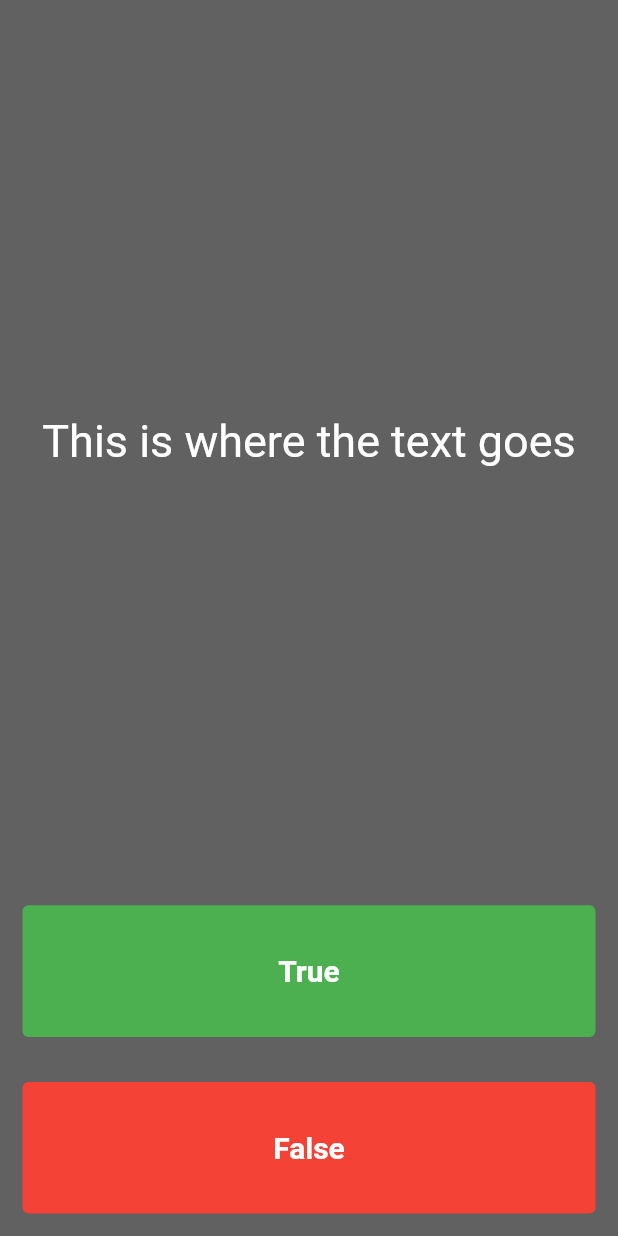
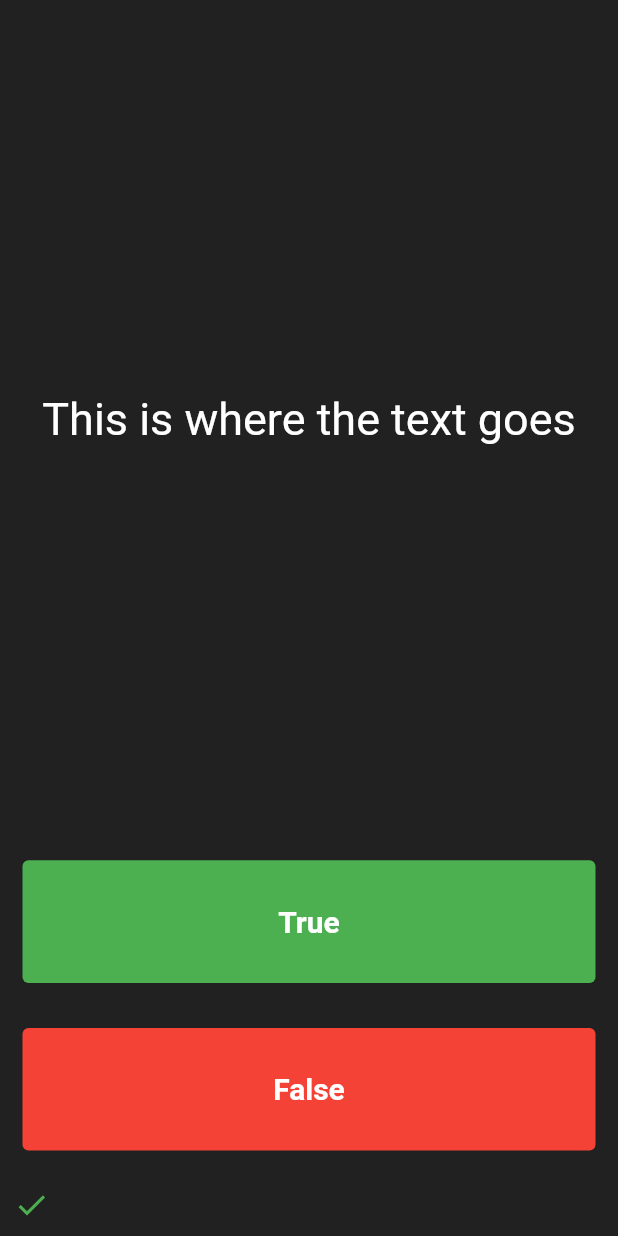
Before and after one commit to vaibhv0311/quizller, a Flutter app: the screen it shows after launch, after a tap on "True", on a phone screen of 412 x 824 dp. Run offline on Flutter 3.47's test engine with Material 2 defaults, Android fonts, the phone set to English and light mode, and no system bars.

Commit message:
Added scorekeeper

```diff
--- a/lib/main.dart
+++ b/lib/main.dart
@@ -11,7 +11,7 @@ class MyApp extends StatelessWidget {
   Widget build(BuildContext context) {
     return MaterialApp(
       home: Scaffold(
-        backgroundColor: Colors.grey[700],
+        backgroundColor: Colors.grey[900],
         body: QuizApp(),
       ),
     );
@@ -26,6 +26,21 @@ class QuizApp extends StatefulWidget {
 }
 
 class _QuizAppState extends State<QuizApp> {
+  Icon addIcon(Color color) {
+    if (color == Colors.green) {
+      return Icon(
+        Icons.check,
+        color: Colors.green,
+      );
+    } else {
+      return Icon(
+        Icons.close,
+        color: Colors.red,
+      );
+    }
+  }
+
+  List<Icon> scoreKeeper = [];
   @override
   Widget build(BuildContext context) {
     return SafeArea(
@@ -56,7 +71,11 @@ class _QuizAppState extends State<QuizApp> {
                   backgroundColor:
                       MaterialStateProperty.all<Color>(Colors.green),
                 ),
-                onPressed: () {},
+                onPressed: () {
+                  setState(() {
+                    scoreKeeper.add(addIcon(Colors.green));
+                  });
+                },
                 child: Text(
                   'True',
                   style: TextStyle(
@@ -74,7 +93,11 @@ class _QuizAppState extends State<QuizApp> {
                 style: ButtonStyle(
                     backgroundColor:
                         MaterialStateProperty.all<Color>(Colors.red)),
-                onPressed: () {},
+                onPressed: () {
+                  setState(() {
+                    scoreKeeper.add(addIcon(Colors.red));
+                  });
+                },
                 child: Text(
                   'False',
                   style: TextStyle(
@@ -84,7 +107,12 @@ class _QuizAppState extends State<QuizApp> {
                 ),
               ),
             ),
-            // Score Counter
+          ),
+          Padding(
+            padding: const EdgeInsets.all(9.0),
+            child: SafeArea(
+              child: Row(children: scoreKeeper),
+            ),
           ),
         ],
       ),
```
